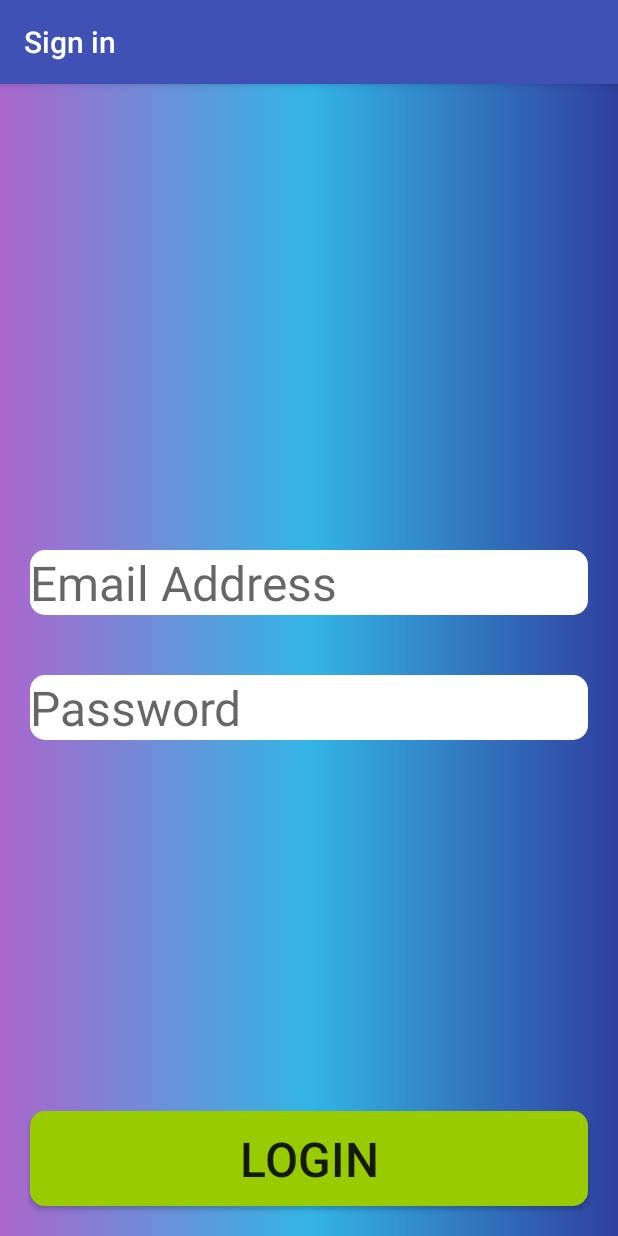
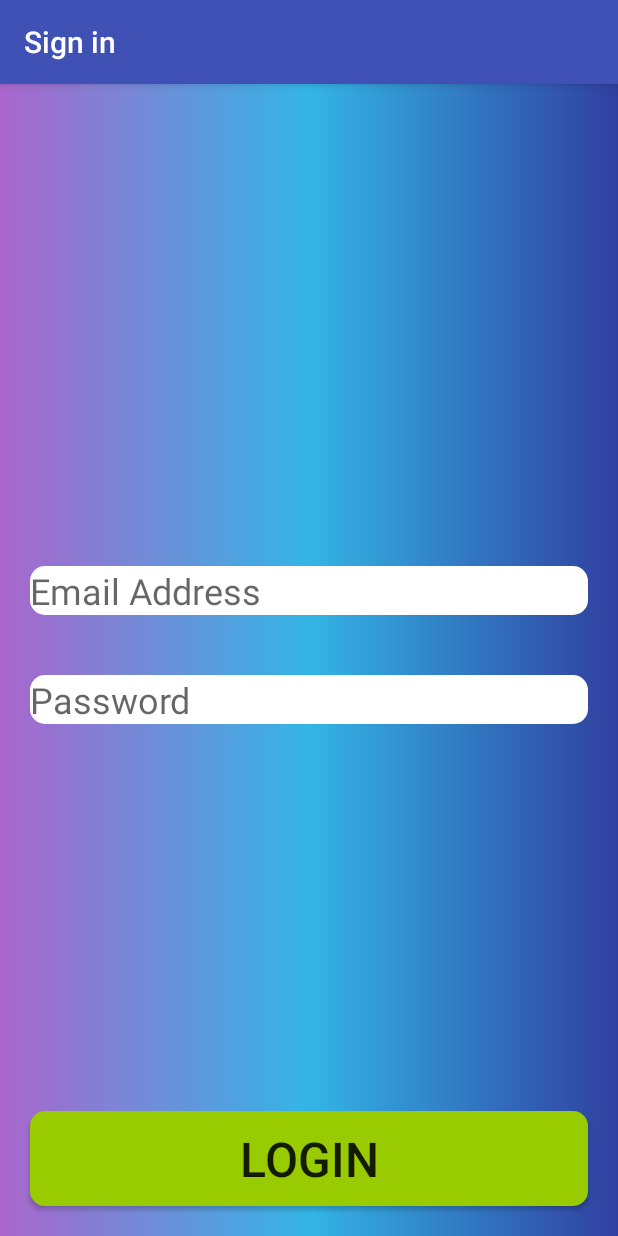
Before and after one commit to rav-singh/CKDApp, an Android app: the LoginActivity screen opened directly, with no data from a screen before it, on a phone screen of 412 x 824 dp. Run offline under Robolectric (Android 15) with nearby library versions, the phone set to English and light mode, and no system bars; our stand-ins replace Firebase (no records; nobody signed in at launch, a user with empty details on screens opened directly).

Commit message:
Changed Font size to fix UI Bug

```diff
--- a/app/src/main/res/layout/activity_login.xml
+++ b/app/src/main/res/layout/activity_login.xml
@@ -23,7 +23,7 @@
             android:layout_marginLeft="20dp"
             android:layout_marginRight="20dp"
             android:layout_marginBottom="20dp"
-            android:textSize="32sp"
+            android:textSize="24sp"
           />
 
         <EditText
@@ -31,7 +31,7 @@
             android:layout_width="match_parent"
             android:layout_height="wrap_content"
             android:hint="Password"
-            android:textSize="32sp"
+            android:textSize="24sp"
             android:layout_margin="20dp"
             android:inputType="text|textPassword"
             android:background="@drawable/rounded_corner_textview"/>
```
